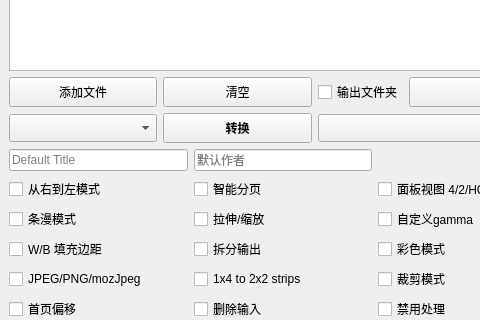
The window that gui/KCC.ui (Nieole/kcc) describes before a commit, drawn with Qt 5; both pictures show x 0 to 480 and y 160 to 480 of the 566 by 724 pixel window.
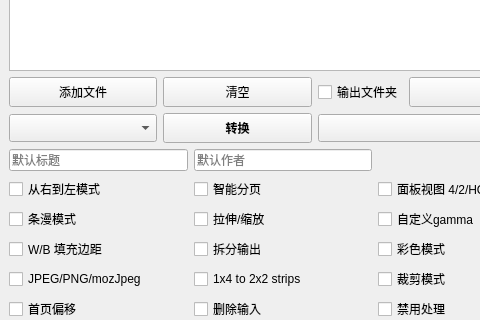
The same window after the commit. Icons and pictures are not drawn.

```diff
--- a/gui/KCC.ui
+++ b/gui/KCC.ui
@@ -510,7 +510,7 @@
           <string>&lt;html&gt;&lt;head/&gt;&lt;body&gt;&lt;p&gt;Default Title&lt;/p&gt;&lt;/body&gt;&lt;/html&gt;</string>
          </property>
          <property name="placeholderText">
-          <string>Default Title</string>
+          <string>默认标题</string>
          </property>
          <property name="clearButtonEnabled">
           <bool>false</bool>
```
Left out of the diff: 6 changed lines with no effect on the pictures.
